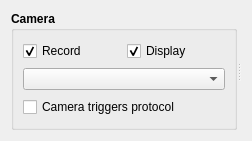
First picture: the form in lib/devices/PVCam/ProtocolTemplate.ui, repository acq4/acq4, before the edit.
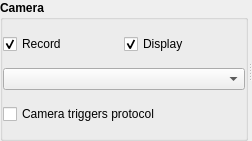
Second picture: the form after the edit. Custom widgets are drawn as their Qt base class.

What changed in the file:
```diff
--- a/lib/devices/PVCam/ProtocolTemplate.ui
+++ b/lib/devices/PVCam/ProtocolTemplate.ui
@@ -14,6 +14,12 @@
    <string>Form</string>
   </property>
   <layout class="QHBoxLayout" name="horizontalLayout">
+   <property name="spacing">
+    <number>0</number>
+   </property>
+   <property name="margin">
+    <number>0</number>
+   </property>
    <item>
     <widget class="QSplitter" name="horizSplitter">
      <property name="orientation">
@@ -34,6 +40,12 @@
         <string>Camera</string>
        </property>
        <layout class="QGridLayout" name="gridLayout">
+        <property name="margin">
+         <number>0</number>
+        </property>
+        <property name="spacing">
+         <number>0</number>
+        </property>
         <item row="0" column="0">
          <widget class="QCheckBox" name="recordCheck">
           <property name="font">
```
